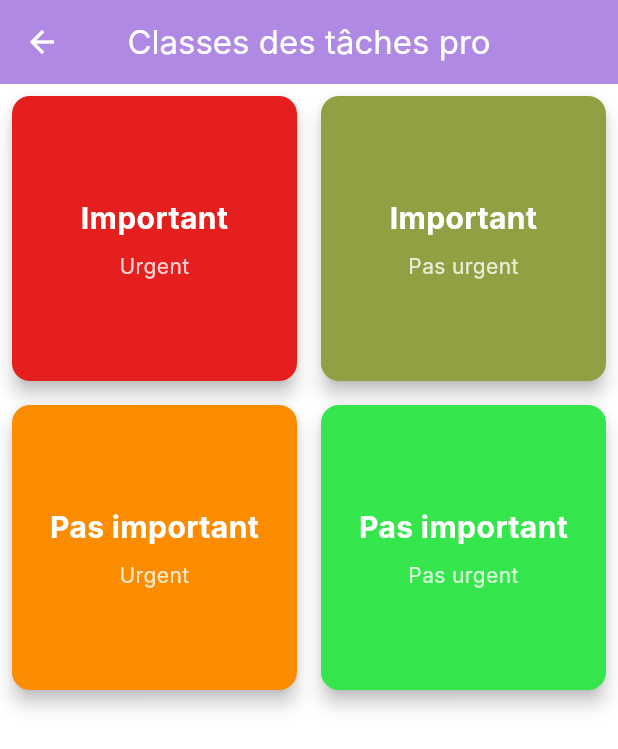
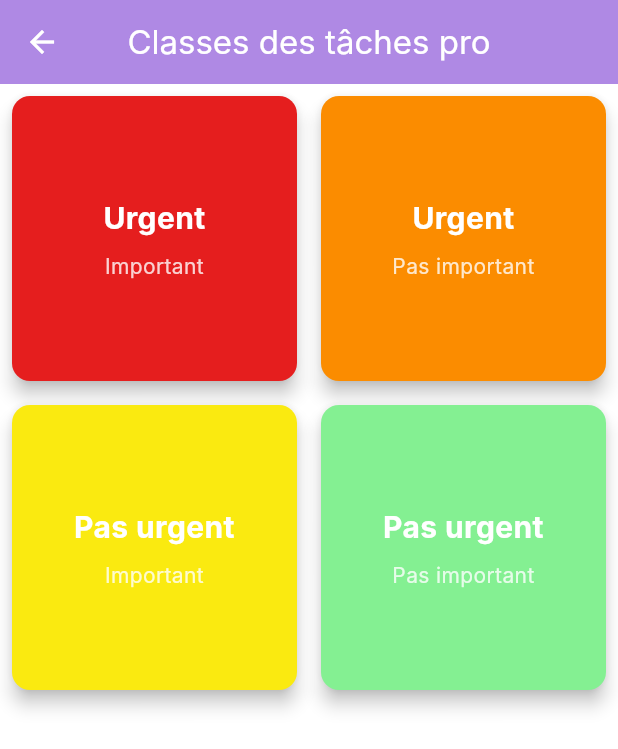
Before and after one commit to EliotLouys/task_planner, a Flutter app: the screen it shows after launch, after a tap on "Tâches pros", on a phone screen of 412 x 824 dp. Shown: the top 749 px of the screen. Run offline on Flutter 3.47's test engine with Material 3 defaults, Android fonts, the phone set to English and light mode, and no system bars; our stand-ins replace flutter_secure_storage; Roboto replaces fonts that are missing (Inter).

Commit message:
Visual modif on today tasks + local persistency for todays tasks

```diff
--- a/lib/data/today_tasks.dart
+++ b/lib/data/today_tasks.dart
@@ -1,73 +1,100 @@
 import 'package:flutter/material.dart';
+import 'package:flutter_secure_storage/flutter_secure_storage.dart'; // ADDED
 import 'package:zbeub_task_plan/data/tasks.dart';
+import 'dart:convert'; // ADDED
 
 class TodayTasksProvider extends ChangeNotifier {
-  // Max number of tasks allowed for today
   static const int maxTasks = 5;
 
-  // Changed to List to explicitly maintain order.
   final List<Tasks> _tasksForToday = [];
+  final _storage = FlutterSecureStorage(); // ADDED Storage instance
 
-  // Returns the internal list directly (it's already guarded by List.unmodifiable in the previous step)
+  // Dependency on TasksProvider to lookup full task objects
+  TasksProvider? _tasksProvider;
+
+  void setTasksProvider(TasksProvider provider) {
+    _tasksProvider = provider;
+  }
+
   List<Tasks> get tasksForToday => List.unmodifiable(_tasksForToday);
 
-  // Helper to find the index of a task by its ID
   int _findIndexById(Tasks task) {
-    // We use indexWhere with the task's ID for reliable lookup in the List.
     return _tasksForToday.indexWhere((t) => t.id == task.id);
   }
 
-  // Attempts to add a task. Returns true if added, false if list is full or task is already present.
+  // ADDED: Save task IDs instead of full task objects
+  Future<void> _saveTasksForToday() async {
+    final taskIds = _tasksForToday.map((t) => t.id).toList();
+    final tasksString = jsonEncode(taskIds);
+    await _storage.write(key: 'today_tasks', value: tasksString);
+  }
+
+  // ADDED: Load task IDs and look up full task objects from main list
+  Future<void> loadTasksForToday() async {
+    final tasksString = await _storage.read(key: 'today_tasks');
+    if (tasksString != null && _tasksProvider != null) {
+      final List<dynamic> tasksIdJson = jsonDecode(tasksString) as List<dynamic>;
+      _tasksForToday.clear();
+
+      // Look up the full Tasks object in the main TasksProvider for each ID
+      for (final id in tasksIdJson) {
+        final task = _tasksProvider!.getTaskById(id as String);
+        if (task != null) {
+          _tasksForToday.add(task);
+        }
+      }
+      notifyListeners();
+    }
+  }
+
   bool addTaskToToday(Tasks task) {
     if (_tasksForToday.length < maxTasks && _findIndexById(task) == -1) {
       _tasksForToday.add(task);
+      _saveTasksForToday(); // Call save on mutation
       notifyListeners();
       return true;
     }
     return false;
   }
 
-  // Removes a task from the list for today.
   void removeTaskFromToday(Tasks task) {
     final index = _findIndexById(task);
     if (index != -1) {
       _tasksForToday.removeAt(index);
+      _saveTasksForToday(); // Call save on mutation
       notifyListeners();
     }
   }
 
-  // Toggles the presence of the task in the list, respecting the max limit.
   bool toggleTaskForToday(Tasks task) {
     final index = _findIndexById(task);
     if (index != -1) {
       removeTaskFromToday(task);
-      return false; // Task was removed
+      return false;
     } else {
-      return addTaskToToday(task);
-      // Returns true if added successfully, false if the list was full
+      final success = addTaskToToday(task);
+      return success;
     }
   }
 
-  // Utility to check if a task is already on the list for today
   bool isTaskForToday(Tasks task) {
     return _findIndexById(task) != -1;
   }
 
-  // MODIFIED: Replaces the task at its exact index to preserve list order.
   void updateTask(Tasks oldTask, Tasks newTask) {
     final index = _findIndexById(oldTask);
     if (index != -1) {
-      // Replace the old task instance with the new one at the same position.
       _tasksForToday[index] = newTask;
+      _saveTasksForToday(); // Call save on mutation
       notifyListeners();
     }
   }
 
-  // Removes a deleted task (by ID check)
   void removeDeletedTask(Tasks task) {
     final index = _findIndexById(task);
     if (index != -1) {
       _tasksForToday.removeAt(index);
+      _saveTasksForToday(); // Call save on mutation
       notifyListeners();
     }
   }
--- a/lib/main.dart
+++ b/lib/main.dart
@@ -9,13 +9,17 @@ void main() async {
   WidgetsFlutterBinding.ensureInitialized();
 
   final tasksProvider = TasksProvider();
-  final todayTasksProvider = TodayTasksProvider(); // Initialize new provider
+  final todayTasksProvider = TodayTasksProvider();
 
-  // Establish link between providers
+  // 1. Establish the links between providers
   tasksProvider.setTodayTasksProvider(todayTasksProvider);
+  todayTasksProvider.setTasksProvider(tasksProvider); // New link for loading
 
-  await tasksProvider.loadTasks(); // Load tasks on startup
+  // 2. Load Main Tasks first
+  await tasksProvider.loadTasks();
 
+  // 3. Load Today's Tasks (which depends on the main task list)
+  await todayTasksProvider.loadTasksForToday();
   runApp(
     MultiProvider(
       providers: [
--- a/lib/theme/app_theme.dart
+++ b/lib/theme/app_theme.dart
@@ -1,10 +1,44 @@
 import 'package:flutter/material.dart';
+import 'package:zbeub_task_plan/data/enums.dart';
 
 class AppTheme {
   // 1. Define core colors and constants
   // This is your main brand color
   static const Color primarySeedColor = Color.fromARGB(255, 30, 150, 190);
   static const double cardBorderRadius = 12.0;
+
+  static const Color urgentImportantColor = Color.fromARGB(255, 229, 30, 30);
+  static const Color importantNotUrgentColor = Color.fromARGB(255, 250, 234, 16);
+  // Note: Colors.orange.shade600 corresponds to ARGB(255, 255, 140, 0)
+  static const Color urgentNotImportantColor =Color.fromARGB(255, 251, 140, 0);
+  static const Color notUrgentNotImportantColor = Color.fromARGB(255, 132, 240, 146);
+
+  static const Color professionalCategoryColor = Color.fromARGB(255, 30, 100, 190);
+  static const Color personalCategoryColor = Color.fromARGB(255, 190, 30, 100);
+
+  static Color getQuadrantColor({
+      required ImportanceLevel importance,
+      required UrgencyLevel urgency,
+    }) {
+      if (importance == ImportanceLevel.important && urgency == UrgencyLevel.urgent) {
+        return urgentImportantColor;
+      } else if (importance == ImportanceLevel.important && urgency == UrgencyLevel.notUrgent) {
+        return importantNotUrgentColor;
+      } else if (importance == ImportanceLevel.notImportant && urgency == UrgencyLevel.urgent) {
+        return urgentNotImportantColor;
+      } else { // Implicitly: Not Important and Not Urgent
+        return notUrgentNotImportantColor;
+      }
+    }
+
+  static Color getCategoryColor(TasksCategories category) {
+    switch (category) {
+      case TasksCategories.professional:
+        return professionalCategoryColor;
+      case TasksCategories.personal:
+        return personalCategoryColor;
+    }
+  }
 
   static ThemeData get lightTheme {
     final baseTheme = ThemeData(
--- a/lib/ui/home_page/home_page.dart
+++ b/lib/ui/home_page/home_page.dart
@@ -1,4 +1,5 @@
 import 'package:flutter/material.dart';
+import 'package:zbeub_task_plan/theme/app_theme.dart';
 import 'package:zbeub_task_plan/ui/selection_page/selection_page.dart';
 import 'package:zbeub_task_plan/ui/task_page/today_task_page.dart';
 
@@ -32,7 +33,7 @@ class _MyHomePageState extends State<MyHomePage> {
                 Navigator.push(context, SelectionPage.route('tâches pro'),);
               },
               style: ElevatedButton.styleFrom(
-                backgroundColor: const Color.fromARGB(255, 30, 100, 190), // Professional color (Blue)
+                backgroundColor: AppTheme.professionalCategoryColor, // Professional color (Blue)
                 foregroundColor: Colors.white,
               ),
               child: const Text(
@@ -48,7 +49,7 @@ class _MyHomePageState extends State<MyHomePage> {
                 Navigator.push(context, SelectionPage.route('tâches persos'),);
               },
               style: ElevatedButton.styleFrom(
-                backgroundColor: const Color.fromARGB(255, 190, 30, 100), // Personal color (Red/Pink)
+                backgroundColor: AppTheme.personalCategoryColor, // Personal color (Red/Pink)
                 foregroundColor: Colors.white,
               ),
               child: const Text(
--- a/lib/ui/selection_page/selection_page.dart
+++ b/lib/ui/selection_page/selection_page.dart
@@ -1,6 +1,7 @@
 import 'package:flutter/material.dart';
 import 'package:zbeub_task_plan/data/enums.dart';
 import 'package:zbeub_task_plan/ui/task_page/all_task_page.dart';
+import 'package:zbeub_task_plan/theme/app_theme.dart';
 
 class SelectionPage extends StatefulWidget{
 
@@ -84,9 +85,9 @@ class _SelectionPageState extends State<SelectionPage>{
         children: <Widget>[
           // --- Card 1 ---
           _buildClickableCard(
-            title: 'Important',
-            subtitle: 'Urgent',
-            color: const Color.fromARGB(255, 229, 30, 30),
+            subtitle: 'Important',
+            title: 'Urgent',
+            color: AppTheme.urgentImportantColor,
             onTap: () {
               Navigator.push(
                 context,
@@ -100,29 +101,13 @@ class _SelectionPageState extends State<SelectionPage>{
             },
           ),
 
-          // --- Card 2 ---
-          _buildClickableCard(
-            title: 'Important',
-            subtitle: 'Pas urgent',
-            color: const Color.fromARGB(255, 146, 160, 67),
-            onTap: () {
-              Navigator.push(
-                context,
-                // Updated navigation to new list page
-                AllTasksPage.route(
-                  widget.title,
-                  ImportanceLevel.important,
-                  UrgencyLevel.notUrgent,
-                ),
-              );
-            },
-          ),
+
 
           // --- Card 3 ---
           _buildClickableCard(
-            title: 'Pas important',
-            subtitle: 'Urgent',
-            color: Colors.orange.shade600,
+            subtitle: 'Pas important',
+            title: 'Urgent',
+            color: AppTheme.urgentNotImportantColor,
             onTap: () {
               Navigator.push(
                 context,
@@ -136,11 +121,28 @@ class _SelectionPageState extends State<SelectionPage>{
             },
           ),
 
+                    // --- Card 2 ---
+          _buildClickableCard(
+            subtitle: 'Important',
+            title: 'Pas urgent',
+            color: AppTheme.importantNotUrgentColor,
+            onTap: () {
+              Navigator.push(
+                context,
+                // Updated navigation to new list page
+                AllTasksPage.route(
+                  widget.title,
+                  ImportanceLevel.important,
+                  UrgencyLevel.notUrgent,
+                ),
+              );
+            },
+          ),
           // --- Card 4 ---
           _buildClickableCard(
-            title: 'Pas important',
-            subtitle: 'Pas urgent',
-            color: const Color.fromARGB(255, 53, 229, 76),
+            subtitle: 'Pas important',
+            title: 'Pas urgent',
+            color: AppTheme.notUrgentNotImportantColor,
             onTap: () {
               Navigator.push(
                 context,
```
Also changed, not shown: lib/data/tasks.dart (+9 -0 lines), lib/ui/task_page/today_task_page.dart (+24 -0 lines).
